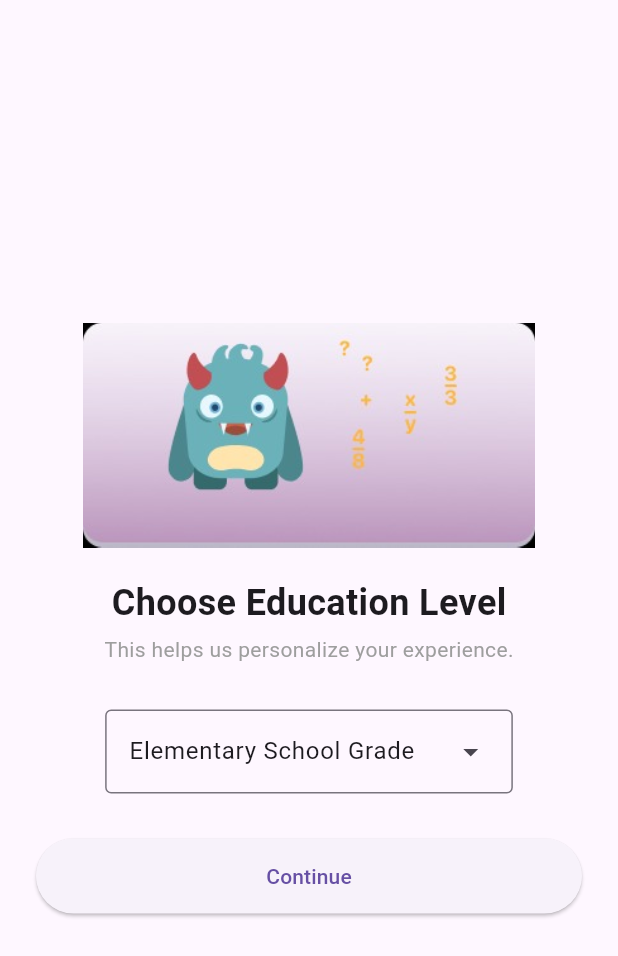
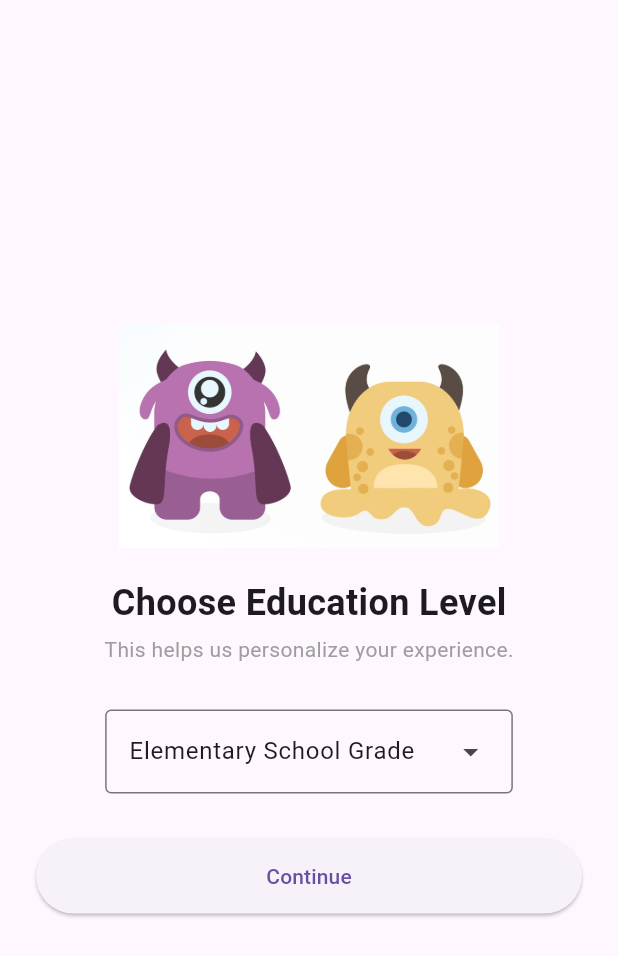
Before and after one commit to NaufalArdian12/movato, a Flutter app: the OnboardingPage screen opened directly, after a tap on "Continue", on a phone screen of 412 x 824 dp. Shown: the top 956 px of the screen. Run offline on Flutter 3.47's test engine with Material 3 defaults, Android fonts, the phone set to English and light mode, and no system bars; our stand-ins replace dio, flutter_riverpod, flutter_secure_storage, flutter_svg, google_fonts, google_sign_in and 2 more; accounts and stored records are empty.

Commit message:
fix : image onboarding

```diff
--- a/lib/features/auth/presentation/pages/name_input_page.dart
+++ b/lib/features/auth/presentation/pages/name_input_page.dart
@@ -17,7 +17,7 @@ class NameInputPage extends StatelessWidget {
 
           Center(
             child: Image.asset(
-              "assets/images/class4.jpg",
+              "assets/images/class7.jpg",
               height: 150,
             ),
           ),
--- a/lib/features/auth/presentation/pages/widgets/education_page.dart
+++ b/lib/features/auth/presentation/pages/widgets/education_page.dart
@@ -20,7 +20,7 @@ class EducationPage extends StatelessWidget {
         children: [
           const Spacer(),
 
-          Center(child: Image.asset("assets/images/class4.jpg", height: 150)),
+          Center(child: Image.asset("assets/images/class8.jpg", height: 150)),
 
           const SizedBox(height: 20),
 
```
Also changed, not shown: assets/images/class7.jpg (added), assets/images/class8.jpg (added).
